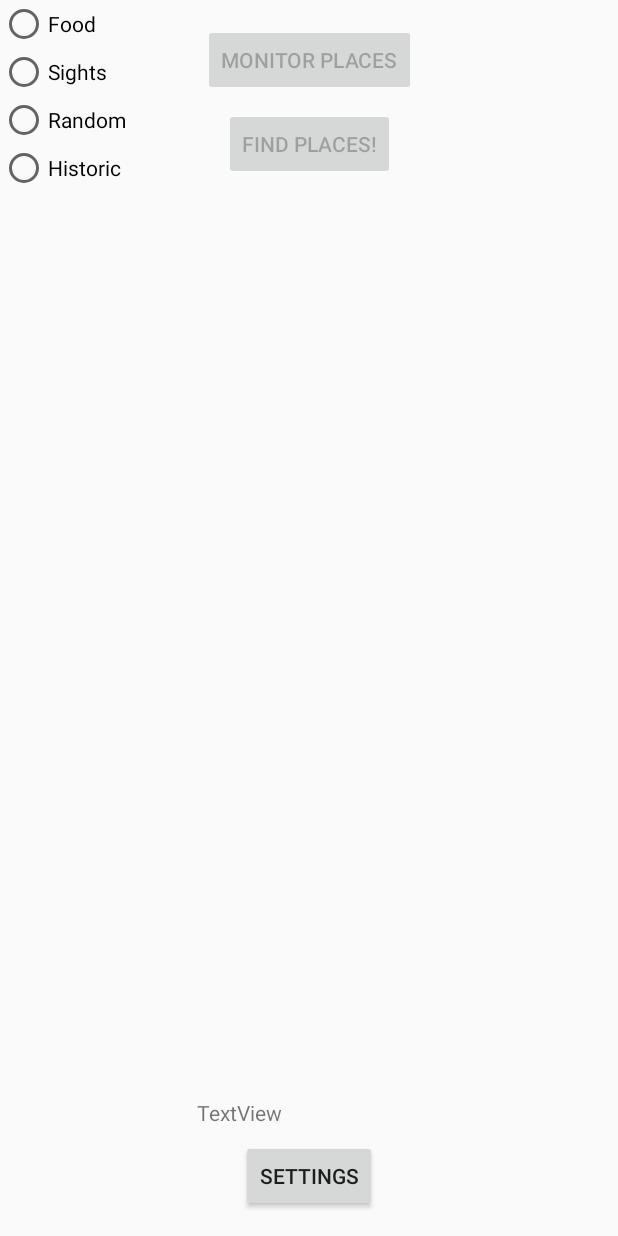
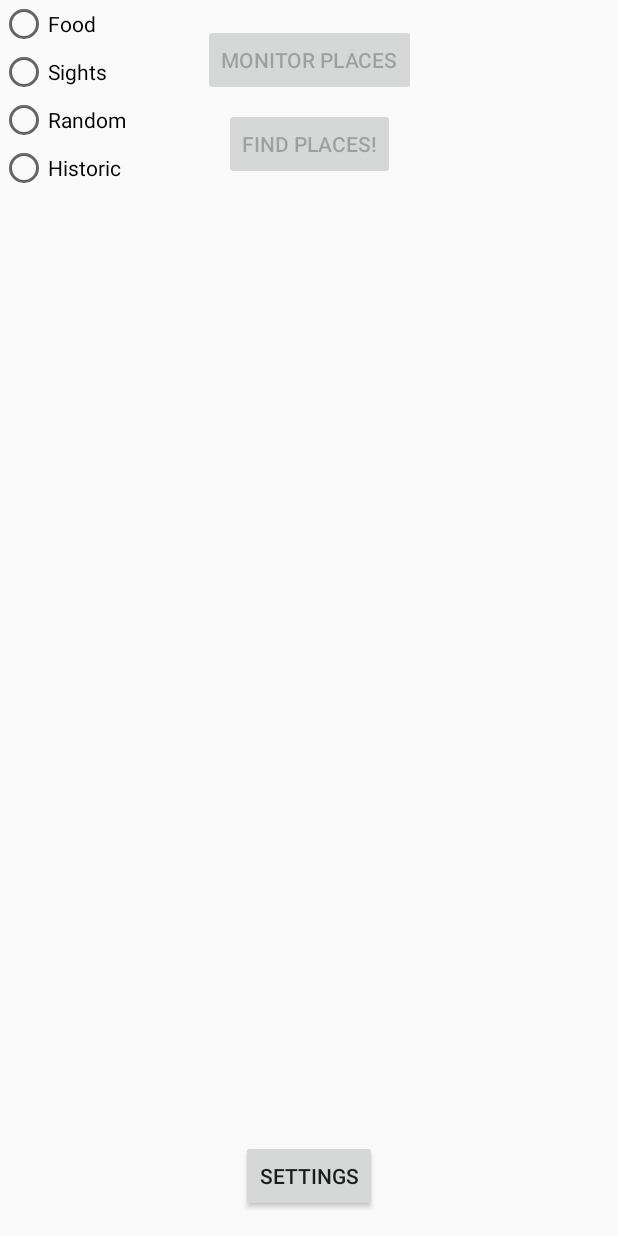
Before and after one commit to alexveshcher/WhatsAroundAndroid, an Android app: the screen it shows after launch (MainActivity), on a phone screen of 412 x 824 dp. Run offline under Robolectric (Android 15) with nearby library versions, the phone set to English and light mode, and no system bars; 1 statement that could not run was skipped.

```diff
--- a/app/src/main/java/ua/com/aveshcher/whatsaroundandroid/activity/MainActivity.java
+++ b/app/src/main/java/ua/com/aveshcher/whatsaroundandroid/activity/MainActivity.java
@@ -1,8 +1,13 @@
 package ua.com.aveshcher.whatsaroundandroid.activity;
 
 import android.content.*;
+import android.content.pm.PackageManager;
+import android.location.Location;
 import android.os.Bundle;
 import android.preference.PreferenceManager;
+import android.support.annotation.NonNull;
+import android.support.annotation.Nullable;
+import android.support.v4.app.ActivityCompat;
 import android.support.v7.app.AppCompatActivity;
 import android.support.v7.widget.Toolbar;
 import android.util.Log;
@@ -10,6 +15,10 @@ import android.view.View;
 import android.widget.Button;
 import android.widget.RadioButton;
 import android.widget.TextView;
+import android.widget.Toast;
+import com.google.android.gms.common.ConnectionResult;
+import com.google.android.gms.common.api.GoogleApiClient;
+import com.google.android.gms.location.LocationServices;
 import ua.com.aveshcher.whatsaroundandroid.R;
 import ua.com.aveshcher.whatsaroundandroid.dto.Place;
 import ua.com.aveshcher.whatsaroundandroid.request.RequestManager;
@@ -19,13 +28,15 @@ import java.io.Serializable;
 import java.util.HashSet;
 import java.util.Set;
 
-public class MainActivity extends AppCompatActivity {
+public class MainActivity extends AppCompatActivity implements GoogleApiClient.ConnectionCallbacks, GoogleApiClient.OnConnectionFailedListener {
     public final static String CATEGORY = "CATEGORY";
     private String category;
     private int radius;
     private int refreshTime;
     private BroadcastReceiver broadcastReceiver;
-    private TextView locationTextView;
+    private GoogleApiClient mGoogleApiClient;
+    private Location mLastLocation;
+
 
     @Override
     protected void onCreate(Bundle savedInstanceState) {
@@ -34,35 +45,22 @@ public class MainActivity extends AppCompatActivity {
         Toolbar toolbar = (Toolbar) findViewById(R.id.toolbar);
         setSupportActionBar(toolbar);
 
+        if (mGoogleApiClient == null) {
+            mGoogleApiClient = new GoogleApiClient.Builder(this)
+                    .addConnectionCallbacks(this)
+                    .addOnConnectionFailedListener(this)
+                    .addApi(LocationServices.API)
+                    .build();
+        }
+
         SharedPreferences sharedPref = PreferenceManager.getDefaultSharedPreferences(this);
         radius = Integer.valueOf(sharedPref.getString("search_radius", "494"));
         refreshTime = Integer.valueOf(sharedPref.getString("refresh_time", "120"));
 //        Toast.makeText(getApplicationContext(),
 //                "search_radius: " + radius, Toast.LENGTH_LONG).show();
-        locationTextView = (TextView) findViewById(R.id.location_text_view);
 
     }
 
-    @Override
-    protected void onResume(){
-        super.onResume();
-        if(broadcastReceiver == null){
-            broadcastReceiver = new BroadcastReceiver() {
-                @Override
-                public void onReceive(Context context, Intent intent) {
-//                    Toast.makeText(getApplicationContext(),"recieved smth", Toast.LENGTH_LONG).show();
-//                    locationTextView.append("\n" +intent.getExtras().get("latitude") + " " + intent.getExtras().get("longitude"));
-                    HashSet<Place> diffPlaces = (HashSet<Place>) intent.getExtras().get("new_places");
-                    String info = "";
-                    for(Place p : diffPlaces){
-                        info += p.getName() + " " + p.getAddress() + "\n";
-                    }
-                    locationTextView.append("\n" + info);
-                }
-            };
-        }
-        registerReceiver(broadcastReceiver, new IntentFilter("location_update"));
-    }
 
     @Override
     protected void onDestroy(){
@@ -74,6 +72,18 @@ public class MainActivity extends AppCompatActivity {
 
     public void findPlaces(View view) {
 
+        if (ActivityCompat.checkSelfPermission(this, android.Manifest.permission.ACCESS_FINE_LOCATION) != PackageManager.PERMISSION_GRANTED && ActivityCompat.checkSelfPermission(this, android.Manifest.permission.ACCESS_COARSE_LOCATION) != PackageManager.PERMISSION_GRANTED) {
+            // TODO: Consider calling
+
+            return;
+        }
+        mLastLocation = LocationServices.FusedLocationApi.getLastLocation(
+                mGoogleApiClient);
+        if (mLastLocation != null) {
+
+            double lat = mLastLocation.getLatitude();
+            double lng = mLastLocation.getLongitude();
+
             RequestManager requestManager = new RequestManager();
             requestManager.receiveJSON(new RequestManager.VolleyCallback() {
                 @Override
@@ -84,7 +94,14 @@ public class MainActivity extends AppCompatActivity {
                     intent.putExtra("new_places", places1);
                     startActivity(intent);
                 }
-        }, getApplicationContext(),50.5233873,30.6165221,radius,category);
+            }, getApplicationContext(),lat,lng,radius,category);
+        } else {
+            Toast.makeText(this,
+                "Can't get your location" + radius, Toast.LENGTH_LONG).show();
+        }
+
+
+
     }
 
     public void monitorPlaces(View view) {
@@ -127,4 +144,30 @@ public class MainActivity extends AppCompatActivity {
         Intent i = new Intent(this, SettingsActivity.class);
         startActivity(i);
     }
+
+    @Override
+    public void onConnected(@Nullable Bundle bundle) {
+
     }
+
+    @Override
+    public void onConnectionSuspended(int i) {
+
+    }
+
+    @Override
+    public void onConnectionFailed(@NonNull ConnectionResult connectionResult) {
+
+    }
+
+    protected void onStart() {
+        mGoogleApiClient.connect();
+        super.onStart();
+    }
+
+    protected void onStop() {
+        mGoogleApiClient.disconnect();
+        super.onStop();
+    }
+
+}
--- a/app/src/main/res/layout/activity_main.xml
+++ b/app/src/main/res/layout/activity_main.xml
@@ -60,16 +60,11 @@
 
     <Button
             android:text="@string/settings"
+            android:onClick="openSettings"
             android:layout_width="wrap_content"
             android:layout_height="wrap_content"
             android:id="@+id/settings_button" android:layout_marginStart="16dp" app:layout_constraintLeft_toLeftOf="parent"
             android:layout_marginEnd="16dp" app:layout_constraintRight_toRightOf="parent"
             app:layout_constraintBottom_toBottomOf="parent" android:layout_marginBottom="16dp"/>
-    <TextView
-            android:text="TextView"
-            android:layout_width="150dp"
-            android:layout_height="32dp"
-            android:id="@+id/location_text_view" android:layout_marginStart="16dp" app:layout_constraintLeft_toLeftOf="parent"
-            app:layout_constraintBottom_toBottomOf="parent" android:layout_marginBottom="60dp"
-            android:layout_marginEnd="16dp" app:layout_constraintRight_toRightOf="parent"/>
+
 </android.support.constraint.ConstraintLayout>
```
Also changed, not shown: app/src/main/java/ua/com/aveshcher/whatsaroundandroid/activity/MapsActivity.java (+7 -5 lines), app/src/main/java/ua/com/aveshcher/whatsaroundandroid/service/GPSService.java (+32 -11 lines), app/src/main/res/layout/content_main.xml (deleted, +0 -17 lines). Lines whose indentation alone changed are shown as unchanged.
